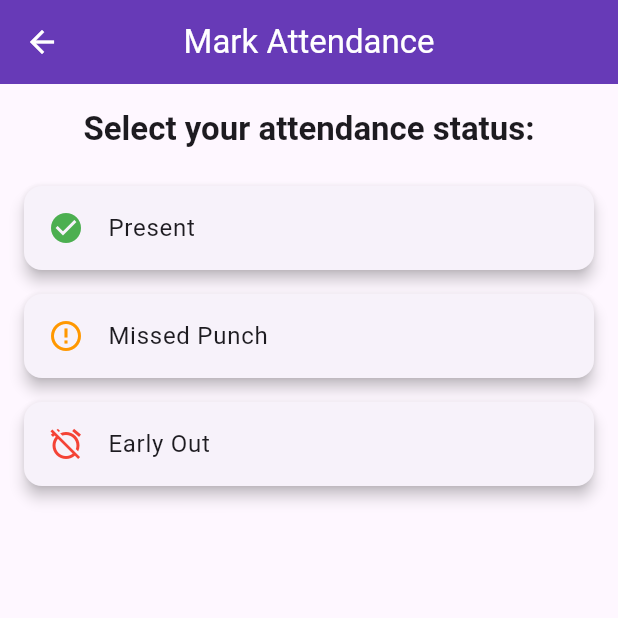
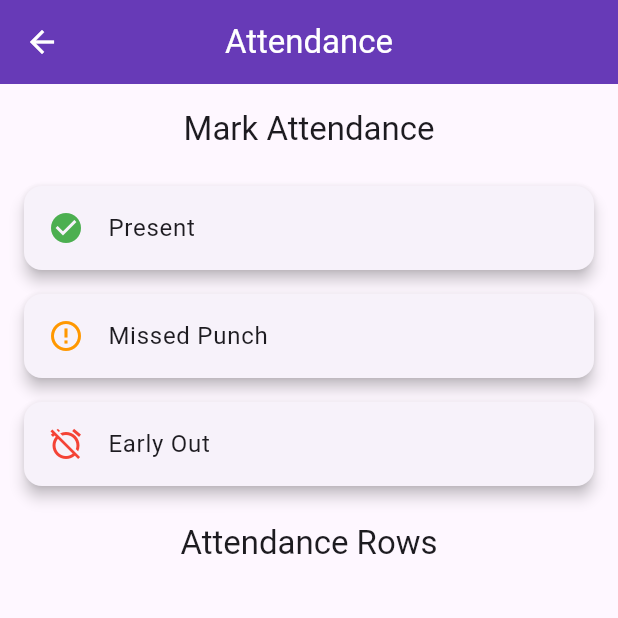
Before and after one commit to MostafaALZOUBI1994/attendence_system, a Flutter app: the screen it shows after launch, after a tap on "Mark Attendance", on a phone screen of 412 x 824 dp, the top half of it. Run offline on Flutter 3.47's test engine with Material 3 defaults, Android fonts, the phone set to English and light mode, and no system bars; our stand-ins replace equatable, fl_chart, flutter_bloc, sqflite; accounts and stored records are empty.

Commit message:
add list of attendance status

```diff
--- a/lib/core/constants/constants.dart
+++ b/lib/core/constants/constants.dart
@@ -35,5 +35,10 @@ class Strings {
   static const provideReasonError = 'Provide a reason';
   static const submitLeaveButton = 'Submit Leave';
   static const startBeforeEndDateError = 'Start date must be before the end date.';
+  static const appBarTitle = 'Attendance';
+  static const markAttendanceTitle = 'Mark Attendance';
+  static const attendanceRowsTitle = 'Attendance Rows';
+  static const snackBarMessage = 'marked successfully!';
+  static const somethingWentWrong = 'Something went wrong.';
 
 }
--- a/lib/data/repositories/database_helper.dart
+++ b/lib/data/repositories/database_helper.dart
@@ -1,8 +1,6 @@
 import 'package:sqflite/sqflite.dart';
 import 'package:path/path.dart';
-
 import '../data/leave_request_model.dart';
-
 
 class DatabaseHelper {
   static final DatabaseHelper instance = DatabaseHelper._privateConstructor();
@@ -18,11 +16,21 @@ class DatabaseHelper {
 
   Future<Database> _initDatabase() async {
     final dbPath = await getDatabasesPath();
-    final path = join(dbPath, 'attendance.db');
+    final path = join(dbPath, 'attendance.db'); // Use the same database file
     return await openDatabase(path, version: 1, onCreate: _onCreate);
   }
 
   Future<void> _onCreate(Database db, int version) async {
+    // Create the attendance table
+    await db.execute('''
+      CREATE TABLE attendance (
+        id INTEGER PRIMARY KEY AUTOINCREMENT,
+        date TEXT,
+        status TEXT
+      )
+    ''');
+
+    // Create the leave_requests table (kept intact)
     await db.execute('''
       CREATE TABLE leave_requests (
         id INTEGER PRIMARY KEY AUTOINCREMENT,
@@ -35,11 +43,25 @@ class DatabaseHelper {
     ''');
   }
 
+  // Insert attendance record
+  Future<int> insertAttendance(Map<String, dynamic> attendance) async {
+    final db = await database;
+    return await db.insert('attendance', attendance);
+  }
+
+  // Get all attendance records
+  Future<List<Map<String, dynamic>>> getAttendance() async {
+    final db = await database;
+    return await db.query('attendance');
+  }
+
+  // Insert leave request record (kept intact)
   Future<int> insertLeaveRequest(Map<String, dynamic> request) async {
     final db = await database;
     return await db.insert('leave_requests', request);
   }
 
+  // Get all leave request records (kept intact)
   Future<List<LeaveRequest>> getLeaveRequests() async {
     final db = await database;
     final List<Map<String, dynamic>> maps = await db.query('leave_requests');
--- a/lib/features/attendence/presentation/bloc/attendance_bloc.dart
+++ b/lib/features/attendence/presentation/bloc/attendance_bloc.dart
@@ -1,47 +1,30 @@
 import 'package:flutter_bloc/flutter_bloc.dart';
-import 'package:equatable/equatable.dart';
+import '../../../../data/repositories/database_helper.dart';
+import 'attendance_event.dart';
+import 'attendance_state.dart';
 
-// Attendance Events
-abstract class AttendanceEvent extends Equatable {
-  const AttendanceEvent();
-  @override
-  List<Object?> get props => [];
-}
-
-class MarkAttendance extends AttendanceEvent {
-  final String date;
-  final String status;
-
-  const MarkAttendance({required this.date, required this.status});
-
-  @override
-  List<Object?> get props => [date, status];
-}
-
-// Attendance States
-abstract class AttendanceState extends Equatable {
-  const AttendanceState();
-  @override
-  List<Object?> get props => [];
-}
-
-class AttendanceInitial extends AttendanceState {}
-
-class AttendanceMarked extends AttendanceState {
-  final String date;
-  final String status;
-
-  const AttendanceMarked({required this.date, required this.status});
-
-  @override
-  List<Object?> get props => [date, status];
-}
-
-// Attendance Bloc
 class AttendanceBloc extends Bloc<AttendanceEvent, AttendanceState> {
   AttendanceBloc() : super(AttendanceInitial()) {
-    on<MarkAttendance>((event, emit) {
-      emit(AttendanceMarked(date: event.date, status: event.status));
+    on<LoadAttendance>(_onLoadAttendance);
+    on<MarkAttendance>(_onMarkAttendance);
+  }
+
+  Future<void> _onLoadAttendance(
+      LoadAttendance event, Emitter<AttendanceState> emit) async {
+    final records = await DatabaseHelper.instance.getAttendance();
+    emit(AttendanceLoaded(records: records));
+  }
+
+  Future<void> _onMarkAttendance(
+      MarkAttendance event, Emitter<AttendanceState> emit) async {
+    // Insert into the database
+    await DatabaseHelper.instance.insertAttendance({
+      'date': event.date,
+      'status': event.status,
     });
+
+    // Reload updated records
+    final updatedRecords = await DatabaseHelper.instance.getAttendance();
+    emit(AttendanceLoaded(records: updatedRecords));
   }
 }
--- /dev/null
+++ b/lib/features/attendence/presentation/bloc/attendance_event.dart
@@ -0,0 +1,20 @@
+import 'package:equatable/equatable.dart';
+
+
+abstract class AttendanceEvent extends Equatable {
+  const AttendanceEvent();
+
+  @override
+  List<Object?> get props => [];
+}
+class LoadAttendance extends AttendanceEvent {}
+
+class MarkAttendance extends AttendanceEvent {
+  final String date;
+  final String status;
+
+  const MarkAttendance({required this.date, required this.status});
+
+  @override
+  List<Object?> get props => [date, status];
+}
--- /dev/null
+++ b/lib/features/attendence/presentation/bloc/attendance_state.dart
@@ -0,0 +1,32 @@
+import 'package:equatable/equatable.dart';
+
+abstract class AttendanceState extends Equatable {
+  const AttendanceState();
+
+  @override
+  List<Object?> get props => [];
+}
+
+// Initial state before anything is loaded
+class AttendanceInitial extends AttendanceState {}
+
+// State when attendance records are loaded successfully
+
+// State for error scenarios
+class AttendanceError extends AttendanceState {
+  final String message;
+
+  const AttendanceError({required this.message});
+
+  @override
+  List<Object?> get props => [message];
+}
+
+class AttendanceLoaded extends AttendanceState {
+  final List<Map<String, dynamic>> records;
+
+  const AttendanceLoaded({required this.records});
+
+  @override
+  List<Object?> get props => [records];
+}
--- a/lib/features/attendence/presentation/pages/attendance_page.dart
+++ b/lib/features/attendence/presentation/pages/attendance_page.dart
@@ -2,31 +2,50 @@ import 'package:flutter/material.dart';
 import 'package:flutter_bloc/flutter_bloc.dart';
 import '../../../../core/constants/constants.dart';
 import '../bloc/attendance_bloc.dart';
+import '../bloc/attendance_event.dart';
+import '../bloc/attendance_state.dart';
 
 class AttendancePage extends StatelessWidget {
   const AttendancePage({Key? key}) : super(key: key);
 
   @override
   Widget build(BuildContext context) {
-    final attendanceBloc = context.read<AttendanceBloc>();
-
     return Scaffold(
       appBar: AppBar(
-        title: const Text(Strings.attendanceTitle,style: TextStyle(color: Colors.white),),
+        title: const Text(
+          Strings.appBarTitle,
+          style: TextStyle(color: Colors.white),
+        ),
         centerTitle: true,
+        iconTheme: const IconThemeData(color: Colors.white),
         backgroundColor: const Color(0xFF673AB7),
-        iconTheme: const IconThemeData(color: Colors.white),
       ),
-      body: Padding(
+      body: BlocProvider(
+        create: (context) => AttendanceBloc()..add(LoadAttendance()),
+        child: BlocBuilder<AttendanceBloc, AttendanceState>(
+          builder: (context, state) {
+            if (state is AttendanceInitial) {
+              return const Center(child: CircularProgressIndicator());
+            } else if (state is AttendanceLoaded) {
+              return _buildAttendanceList(context, state.records);
+            } else {
+              return const Center(child: Text(Strings.somethingWentWrong));
+            }
+          },
+        ),
+      ),
+    );
+  }
+
+  Widget _buildAttendanceList(
+      BuildContext context, List<Map<String, dynamic>> records) {
+    return Padding(
       padding: const EdgeInsets.all(16.0),
       child: Column(
         children: [
           Text(
-              Strings.markAttendancePrompt,
-              style: Theme.of(context)
-                  .textTheme
-                  .titleLarge
-                  ?.copyWith(fontWeight: FontWeight.bold),
+            Strings.markAttendanceTitle,
+            style: Theme.of(context).textTheme.titleLarge,
           ),
           const SizedBox(height: 16),
           _buildAttendanceOption(
@@ -34,64 +53,73 @@ class AttendancePage extends StatelessWidget {
             icon: Icons.check_circle,
             color: Colors.green,
             title: Strings.present,
-              onTap: () => _markAttendance(
-                context,
-                attendanceBloc,
-                Strings.present,
-                Strings.presentMarkedMessage,
-              ),
+            onTap: () => _markAttendance(context, Strings.present),
           ),
           _buildAttendanceOption(
             context,
             icon: Icons.error_outline,
             color: Colors.orange,
             title: Strings.missedPunch,
-              onTap: () => _markAttendance(
-                context,
-                attendanceBloc,
-                Strings.missedPunch,
-                Strings.missedPunchMarkedMessage,
-              ),
+            onTap: () => _markAttendance(context, Strings.missedPunch),
           ),
           _buildAttendanceOption(
             context,
             icon: Icons.alarm_off,
             color: Colors.red,
             title: Strings.earlyOut,
-              onTap: () => _markAttendance(
-                context,
-                attendanceBloc,
-                Strings.earlyOut,
-                Strings.earlyOutMarkedMessage,
+            onTap: () => _markAttendance(context, Strings.earlyOut),
+          ),
+          const SizedBox(height: 16),
+          Text(
+            Strings.attendanceRowsTitle,
+            style: Theme.of(context).textTheme.titleLarge,
+          ),
+          const SizedBox(height: 16),
+          Expanded(
+            child: ListView.builder(
+              itemCount: records.length,
+              itemBuilder: (context, index) {
+                final record = records[index];
+                return Card(
+                  elevation: 4,
+                  margin: const EdgeInsets.symmetric(vertical: 8),
+                  child: ListTile(
+                    leading: CircleAvatar(
+                      backgroundColor: _getStatusColor(record['status']),
+                      child: Text(
+                        record['status'][0].toUpperCase(),
+                        style: const TextStyle(color: Colors.white),
+                      ),
+                    ),
+                    title: Text(record['status']),
+                    subtitle: Text(record['date']),
+                  ),
+                );
+              },
             ),
           ),
         ],
       ),
-      ),
     );
   }
 
-  Widget _buildAttendanceOption(
-      BuildContext context, {
-        required IconData icon,
+  void _markAttendance(BuildContext context, String status) {
+    final attendanceBloc = context.read<AttendanceBloc>();
+    final date = DateTime.now().toString();
+
+    attendanceBloc.add(MarkAttendance(date: date, status: status));
+
+    ScaffoldMessenger.of(context).showSnackBar(
+      SnackBar(content: Text('$status ${Strings.snackBarMessage}')),
+    );
+  }
+
+  Widget _buildAttendanceOption(BuildContext context,
+      {required IconData icon,
         required Color color,
         required String title,
-        required VoidCallback onTap,
-      }) {
-    return TweenAnimationBuilder<double>(
-      duration: const Duration(milliseconds: 600),
-      tween: Tween<double>(begin: 0, end: 1),
-      curve: Curves.easeInOut,
-      builder: (context, value, child) {
-        return Transform.translate(
-          offset: Offset(0, 50 * (1 - value)), // Slide from below
-          child: Opacity(
-            opacity: value,
-            child: child,
-          ),
-        );
-      },
-      child: Card(
+        required VoidCallback onTap}) {
+    return Card(
       margin: const EdgeInsets.symmetric(vertical: 8),
       shape: RoundedRectangleBorder(
         borderRadius: BorderRadius.circular(12),
@@ -99,33 +127,22 @@ class AttendancePage extends StatelessWidget {
       elevation: 4,
       child: ListTile(
         leading: Icon(icon, color: color),
-          title: Text(
-            title,
-            style: Theme.of(context).textTheme.bodyLarge,
-          ),
+        title: Text(title),
         onTap: onTap,
-        ),
       ),
     );
   }
 
-  void _markAttendance(
-      BuildContext context,
-      AttendanceBloc attendanceBloc,
-      String status,
-      String message,
-      ) {
-    attendanceBloc.add(
-      MarkAttendance(
-        date: DateTime.now().toString(),
-        status: status,
-      ),
-    );
-    ScaffoldMessenger.of(context).showSnackBar(
-      SnackBar(
-        content: Text(message),
-        duration: const Duration(seconds: 2),
-      ),
-    );
+  Color _getStatusColor(String status) {
+    switch (status) {
+      case Strings.present:
+        return Colors.green;
+      case Strings.missedPunch:
+        return Colors.orange;
+      case Strings.earlyOut:
+        return Colors.red;
+      default:
+        return Colors.grey;
     }
   }
+}
```
Lines whose indentation alone changed are shown as unchanged.
